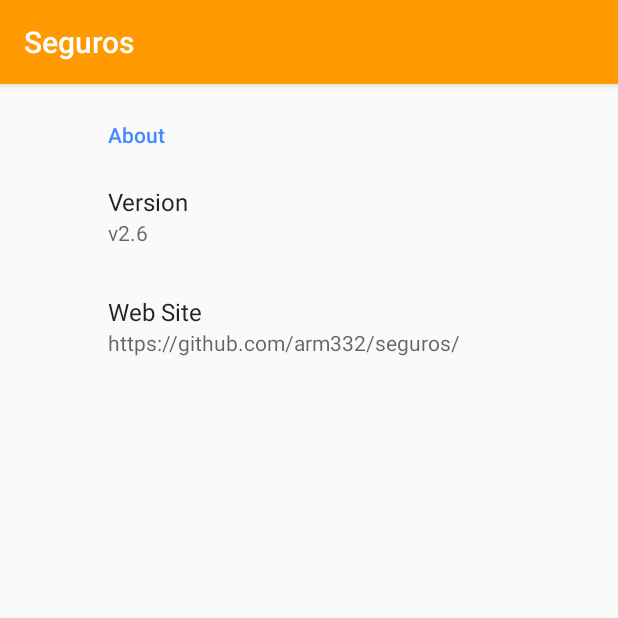
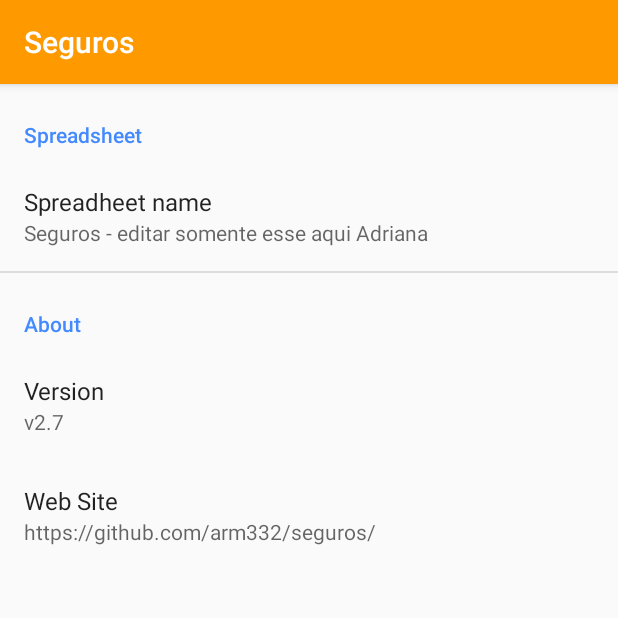
Before and after one commit to arm332/seguros, an Android app: the SettingsActivity screen opened directly, with no data from a screen before it, on a phone screen of 412 x 824 dp, the top half of it. Run offline under Robolectric (Android 15) with nearby library versions, the light colour scheme and no system bars; our stand-ins replace androidx.preference.

Commit message:
Move preference keys to SettingsActivity

```diff
--- a/app/src/main/java/com/arm332/seguros2/SyncActivity.java
+++ b/app/src/main/java/com/arm332/seguros2/SyncActivity.java
@@ -26,7 +26,6 @@ import com.google.api.services.drive.DriveScopes;
 import java.util.Collections;
 
 public class SyncActivity extends AppCompatActivity implements View.OnClickListener {
-    private static final String SPREADSHEET_NAME = "spreadsheet_name";
     private static final String TAG = "SyncActivity";
     private static final Integer RC_SIGN_IN = 1;
     private SharedPreferences mPrefs;
@@ -42,7 +41,8 @@ public class SyncActivity extends AppCompatActivity implements View.OnClickListe
         setContentView(R.layout.activity_sync);
 
         mPrefs = PreferenceManager.getDefaultSharedPreferences(this);
-        String spreadsheetName = mPrefs.getString(SPREADSHEET_NAME, "Seguros - editar somente esse aqui Adriana");
+        String spreadsheetName = mPrefs.getString(SettingsActivity.SPREADSHEET_KEY,
+                "Seguros - editar somente esse aqui Adriana");
 
         mTextView = findViewById(R.id.textView);
 //        mTextView.setVisibility(View.GONE);
@@ -102,7 +102,7 @@ public class SyncActivity extends AppCompatActivity implements View.OnClickListe
                 mProgressBar.setVisibility(View.VISIBLE);
 
                 SharedPreferences.Editor editor = mPrefs.edit();
-                editor.putString(SPREADSHEET_NAME, spreadsheetName);
+                editor.putString(SettingsActivity.SPREADSHEET_KEY, spreadsheetName);
                 editor.apply();
 
                 Intent signInIntent = mGoogleSignInClient.getSignInIntent();
--- a/app/src/main/res/values/strings.xml
+++ b/app/src/main/res/values/strings.xml
@@ -12,10 +12,11 @@
         needs you permission to read all Google Drive files.\n\nThe application will NOT read all
         files. The application will read ONLY the spreadsheet whose name you enter below. But to
         find your spreadsheet by name, the application needs this permission.</string>
+    <string name="spreadsheet">Spreadsheet</string>
     <string name="spreadsheet_error">Name incorrect</string>
     <string name="spreadsheet_name">Spreadheet name</string>
     <string name="version">Version</string>
-    <string name="version_num">v2.6</string>
+    <string name="version_num">v2.7</string>
     <string name="version_url">https://github.com/arm332/seguros/</string>
     <string name="website">Web Site</string>
 </resources>
--- a/app/src/main/res/xml/settings.xml
+++ b/app/src/main/res/xml/settings.xml
@@ -1,16 +1,34 @@
 <?xml version="1.0" encoding="utf-8"?>
-<PreferenceScreen xmlns:android="http://schemas.android.com/apk/res/android">
+<PreferenceScreen xmlns:android="http://schemas.android.com/apk/res/android"
+    xmlns:app="http://schemas.android.com/apk/res-auto">
 
     <PreferenceCategory
+        app:iconSpaceReserved="false"
+        android:key="spreadsheet_category"
+        android:title="@string/spreadsheet">
+
+        <Preference
+            app:iconSpaceReserved="false"
+            android:key="spreadsheet_key"
+            android:title="@string/spreadsheet_name"
+            android:summary="@string/spreadsheet_name">
+            <intent android:action="com.arm332.seguros2.SyncActivity" />
+        </Preference>
+    </PreferenceCategory>
+
+    <PreferenceCategory
+        app:iconSpaceReserved="false"
         android:key="about_category"
         android:title="@string/about">
 
         <Preference
+            app:iconSpaceReserved="false"
             android:key="version_key"
             android:title="@string/version"
             android:summary="@string/version_num" />
 
         <Preference
+            app:iconSpaceReserved="false"
             android:key="website_key"
             android:title="@string/website"
             android:summary="@string/version_url">
```
Also changed, not shown: app/build.gradle (+4 -4 lines), 1 other file.
